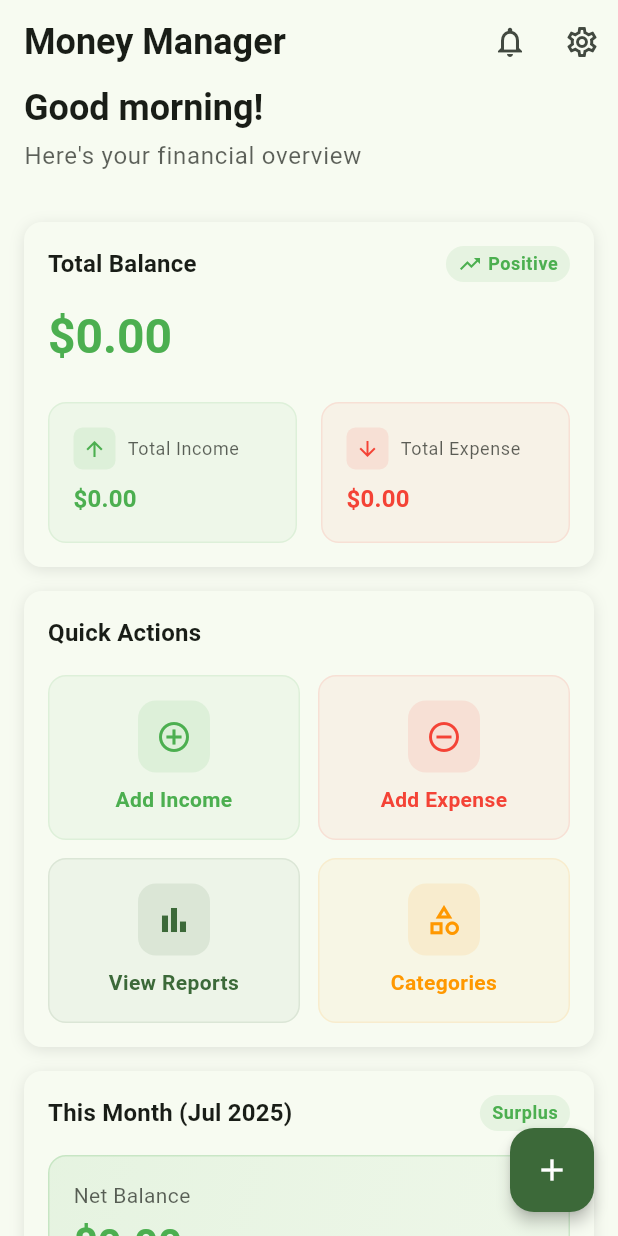
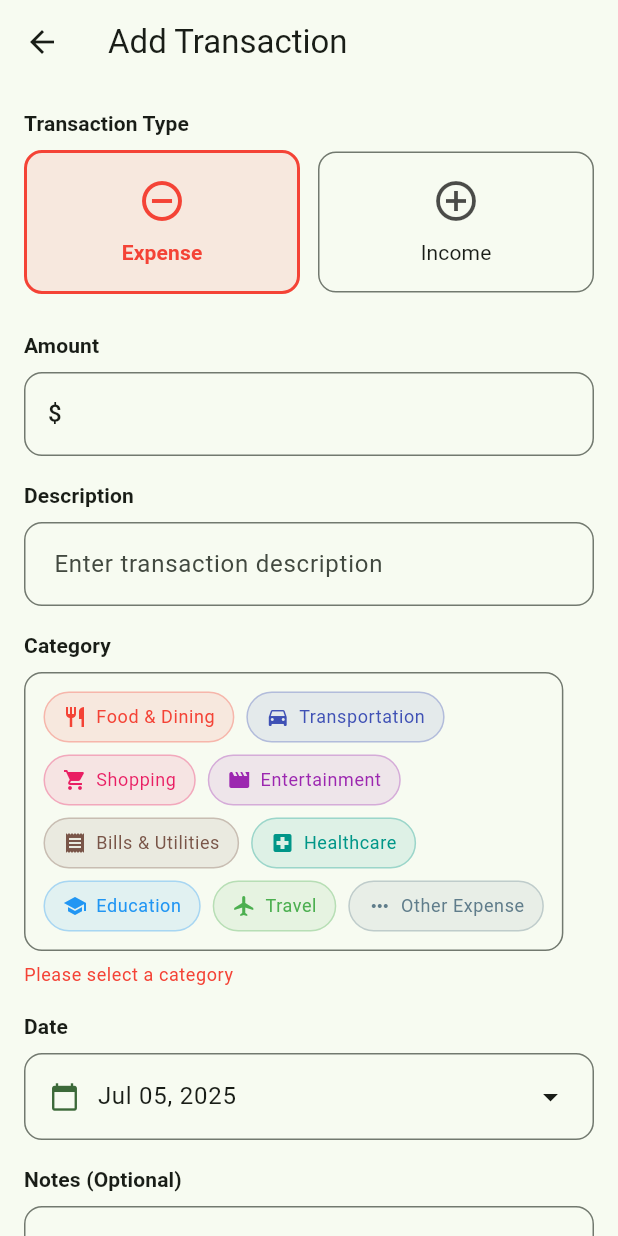
Before and after one commit to A-radman9/money_manager, a Flutter app: the screen it shows after launch, after a tap on the "add" icon, on a phone screen of 412 x 824 dp. Run offline on Flutter 3.47's test engine with Material 3 defaults, Android fonts, the phone set to English and light mode, and no system bars; our stand-ins replace dartz, equatable, flutter_bloc, sqflite; accounts and stored records are empty.

Commit message:
Implement add transaction functionality with form validation, category selection, and navigation

```diff
--- a/lib/presentation/views/dashboard/dashboard_screen.dart
+++ b/lib/presentation/views/dashboard/dashboard_screen.dart
@@ -5,6 +5,7 @@ import '../../view_models/dashboard/dashboard_state.dart';
 import '../../widgets/custom_button.dart';
 import '../../widgets/loading_and_empty_states.dart';
 import '../../../core/constants/app_constants.dart';
+import '../transaction/add_transaction_screen.dart';
 import 'widgets/balance_overview_card.dart';
 import 'widgets/quick_actions_card.dart';
 import 'widgets/recent_transactions_card.dart';
@@ -203,8 +204,17 @@ class _DashboardScreenState extends State<DashboardScreen> {
         },
       ),
       floatingActionButton: FloatingActionButtonCustom(
-        onPressed: () {
-          // TODO: Navigate to add transaction screen
+        onPressed: () async {
+          final result = await Navigator.of(context).push<bool>(
+            MaterialPageRoute(
+              builder: (context) => const AddTransactionScreen(),
+            ),
+          );
+
+          // Refresh dashboard if transaction was added
+          if (result == true) {
+            _loadDashboardData();
+          }
         },
         icon: Icons.add,
         tooltip: 'Add Transaction',
--- a/lib/presentation/views/dashboard/widgets/quick_actions_card.dart
+++ b/lib/presentation/views/dashboard/widgets/quick_actions_card.dart
@@ -1,5 +1,6 @@
 import 'package:flutter/material.dart';
 import '../../../widgets/custom_card.dart';
+import '../../transaction/add_transaction_screen.dart';
 
 class QuickActionsCard extends StatelessWidget {
   const QuickActionsCard({super.key});
@@ -29,7 +30,11 @@ class QuickActionsCard extends StatelessWidget {
                   Icons.add_circle_outline,
                   Colors.green,
                   () {
-                    // TODO: Navigate to add income screen
+                    Navigator.of(context).push(
+                      MaterialPageRoute(
+                        builder: (context) => const AddTransactionScreen(),
+                      ),
+                    );
                   },
                 ),
               ),
@@ -41,7 +46,11 @@ class QuickActionsCard extends StatelessWidget {
                   Icons.remove_circle_outline,
                   Colors.red,
                   () {
-                    // TODO: Navigate to add expense screen
+                    Navigator.of(context).push(
+                      MaterialPageRoute(
+                        builder: (context) => const AddTransactionScreen(),
+                      ),
+                    );
                   },
                 ),
               ),
--- /dev/null
+++ b/lib/presentation/views/transaction/add_transaction_screen.dart
@@ -0,0 +1,426 @@
+import 'package:flutter/material.dart';
+import 'package:flutter_bloc/flutter_bloc.dart';
+import '../../view_models/transaction/transaction_cubit.dart';
+import '../../view_models/transaction/transaction_state.dart';
+import '../../view_models/category/category_cubit.dart';
+import '../../view_models/category/category_state.dart';
+import '../../widgets/custom_input_field.dart';
+import '../../widgets/custom_date_picker.dart';
+import '../../widgets/custom_button.dart';
+import '../../../domain/entities/category.dart';
+import '../../../core/constants/app_constants.dart';
+import '../../../core/utils/currency_utils.dart';
+
+class AddTransactionScreen extends StatefulWidget {
+  const AddTransactionScreen({super.key});
+
+  @override
+  State<AddTransactionScreen> createState() => _AddTransactionScreenState();
+}
+
+class _AddTransactionScreenState extends State<AddTransactionScreen> {
+  final _formKey = GlobalKey<FormState>();
+  final _descriptionController = TextEditingController();
+  final _amountController = TextEditingController();
+  final _notesController = TextEditingController();
+
+  String _selectedType = AppConstants.expenseType;
+  Category? _selectedCategory;
+  DateTime _selectedDate = DateTime.now();
+  bool _isLoading = false;
+
+  @override
+  void initState() {
+    super.initState();
+    _loadCategories();
+  }
+
+  void _loadCategories() {
+    context.read<CategoryCubit>().loadCategoriesByType(_selectedType);
+  }
+
+  @override
+  void dispose() {
+    _descriptionController.dispose();
+    _amountController.dispose();
+    _notesController.dispose();
+    super.dispose();
+  }
+
+  @override
+  Widget build(BuildContext context) {
+    final theme = Theme.of(context);
+
+    return Scaffold(
+      appBar: AppBar(
+        title: const Text('Add Transaction'),
+        backgroundColor: Colors.transparent,
+        elevation: 0,
+      ),
+      body: MultiBlocListener(
+        listeners: [
+          BlocListener<TransactionCubit, TransactionState>(
+            listener: (context, state) {
+              if (state is TransactionAdded) {
+                setState(() => _isLoading = false);
+                ScaffoldMessenger.of(context).showSnackBar(
+                  const SnackBar(
+                    content: Text('Transaction added successfully!'),
+                    backgroundColor: Colors.green,
+                  ),
+                );
+                Navigator.of(context).pop(true); // Return true to indicate success
+              } else if (state is TransactionError) {
+                setState(() => _isLoading = false);
+                ScaffoldMessenger.of(context).showSnackBar(
+                  SnackBar(
+                    content: Text(state.message),
+                    backgroundColor: Colors.red,
+                  ),
+                );
+              } else if (state is TransactionOperationLoading) {
+                setState(() => _isLoading = true);
+              }
+            },
+          ),
+        ],
+        child: Form(
+          key: _formKey,
+          child: SingleChildScrollView(
+            padding: const EdgeInsets.all(16.0),
+            child: Column(
+              crossAxisAlignment: CrossAxisAlignment.start,
+              children: [
+                // Transaction Type Selector
+                _buildTypeSelector(),
+                const SizedBox(height: 24.0),
+
+                // Amount Input
+                AmountInputField(
+                  label: 'Amount',
+                  controller: _amountController,
+                  validator: (value) {
+                    if (value == null || value.isEmpty) {
+                      return 'Please enter an amount';
+                    }
+                    if (!CurrencyUtils.isValidAmount(value)) {
+                      return 'Please enter a valid amount';
+                    }
+                    return null;
+                  },
+                ),
+                const SizedBox(height: 16.0),
+
+                // Description Input
+                CustomInputField(
+                  label: 'Description',
+                  controller: _descriptionController,
+                  hint: 'Enter transaction description',
+                  validator: (value) {
+                    if (value == null || value.isEmpty) {
+                      return 'Please enter a description';
+                    }
+                    return null;
+                  },
+                ),
+                const SizedBox(height: 16.0),
+
+                // Category Selection
+                _buildCategorySelector(),
+                const SizedBox(height: 16.0),
+
+                // Date Picker
+                CustomDatePicker(
+                  label: 'Date',
+                  selectedDate: _selectedDate,
+                  onDateSelected: (date) {
+                    setState(() {
+                      _selectedDate = date;
+                    });
+                  },
+                ),
+                const SizedBox(height: 16.0),
+
+                // Notes Input
+                CustomInputField(
+                  label: 'Notes (Optional)',
+                  controller: _notesController,
+                  hint: 'Add any additional notes',
+                  maxLines: 3,
+                ),
+                const SizedBox(height: 32.0),
+
+                // Save Button
+                SizedBox(
+                  width: double.infinity,
+                  child: CustomButton(
+                    text: 'Save Transaction',
+                    onPressed: _isLoading ? null : _saveTransaction,
+                    isLoading: _isLoading,
+                    backgroundColor: _selectedType == AppConstants.incomeType
+                        ? Colors.green
+                        : Colors.red,
+                  ),
+                ),
+              ],
+            ),
+          ),
+        ),
+      ),
+    );
+  }
+
+  Widget _buildTypeSelector() {
+    return Column(
+      crossAxisAlignment: CrossAxisAlignment.start,
+      children: [
+        Text(
+          'Transaction Type',
+          style: Theme.of(context).textTheme.titleSmall?.copyWith(
+            fontWeight: FontWeight.w600,
+          ),
+        ),
+        const SizedBox(height: 8.0),
+        Row(
+          children: [
+            Expanded(
+              child: _buildTypeOption(
+                AppConstants.expenseType,
+                'Expense',
+                Icons.remove_circle_outline,
+                Colors.red,
+              ),
+            ),
+            const SizedBox(width: 12.0),
+            Expanded(
+              child: _buildTypeOption(
+                AppConstants.incomeType,
+                'Income',
+                Icons.add_circle_outline,
+                Colors.green,
+              ),
+            ),
+          ],
+        ),
+      ],
+    );
+  }
+
+  Widget _buildTypeOption(String type, String label, IconData icon, Color color) {
+    final isSelected = _selectedType == type;
+    final theme = Theme.of(context);
+
+    return InkWell(
+      onTap: () {
+        setState(() {
+          _selectedType = type;
+          _selectedCategory = null; // Reset category when type changes
+        });
+        _loadCategories();
+      },
+      borderRadius: BorderRadius.circular(12.0),
+      child: Container(
+        padding: const EdgeInsets.all(16.0),
+        decoration: BoxDecoration(
+          color: isSelected ? color.withOpacity(0.1) : theme.cardColor,
+          borderRadius: BorderRadius.circular(12.0),
+          border: Border.all(
+            color: isSelected ? color : theme.dividerColor,
+            width: isSelected ? 2.0 : 1.0,
+          ),
+        ),
+        child: Column(
+          children: [
+            Icon(
+              icon,
+              color: isSelected ? color : theme.iconTheme.color?.withOpacity(0.7),
+              size: 32.0,
+            ),
+            const SizedBox(height: 8.0),
+            Text(
+              label,
+              style: theme.textTheme.titleSmall?.copyWith(
+                color: isSelected ? color : theme.textTheme.titleSmall?.color,
+                fontWeight: isSelected ? FontWeight.bold : FontWeight.normal,
+              ),
+            ),
+          ],
+        ),
+      ),
+    );
+  }
+
+  Widget _buildCategorySelector() {
+    return Column(
+      crossAxisAlignment: CrossAxisAlignment.start,
+      children: [
+        Text(
+          'Category',
+          style: Theme.of(context).textTheme.titleSmall?.copyWith(
+            fontWeight: FontWeight.w600,
+          ),
+        ),
+        const SizedBox(height: 8.0),
+        BlocBuilder<CategoryCubit, CategoryState>(
+          builder: (context, state) {
+            if (state is CategoryLoading) {
+              return const SizedBox(
+                height: 60.0,
+                child: Center(child: CircularProgressIndicator()),
+              );
+            }
+
+            if (state is CategoryError) {
+              return Container(
+                padding: const EdgeInsets.all(16.0),
+                decoration: BoxDecoration(
+                  color: Colors.red.withOpacity(0.1),
+                  borderRadius: BorderRadius.circular(12.0),
+                ),
+                child: Text(
+                  'Error loading categories: ${state.message}',
+                  style: const TextStyle(color: Colors.red),
+                ),
+              );
+            }
+
+            if (state is CategoryLoaded) {
+              final categories = state.categories;
+
+              if (categories.isEmpty) {
+                return Container(
+                  padding: const EdgeInsets.all(16.0),
+                  decoration: BoxDecoration(
+                    color: Theme.of(context).cardColor,
+                    borderRadius: BorderRadius.circular(12.0),
+                    border: Border.all(color: Theme.of(context).dividerColor),
+                  ),
+                  child: const Text('No categories available'),
+                );
+              }
+
+              return Container(
+                padding: const EdgeInsets.all(12.0),
+                decoration: BoxDecoration(
+                  color: Theme.of(context).cardColor,
+                  borderRadius: BorderRadius.circular(12.0),
+                  border: Border.all(color: Theme.of(context).dividerColor),
+                ),
+                child: Wrap(
+                  spacing: 8.0,
+                  runSpacing: 8.0,
+                  children: categories.map((category) {
+                    final isSelected = _selectedCategory?.id == category.id;
+                    return _buildCategoryChip(category, isSelected);
+                  }).toList(),
+                ),
+              );
+            }
+
+            return const SizedBox.shrink();
+          },
+        ),
+        if (_selectedCategory == null)
+          Padding(
+            padding: const EdgeInsets.only(top: 8.0),
+            child: Text(
+              'Please select a category',
+              style: Theme.of(context).textTheme.bodySmall?.copyWith(
+                color: Colors.red,
+              ),
+            ),
+          ),
+      ],
+    );
+  }
+
+  Widget _buildCategoryChip(Category category, bool isSelected) {
+    final color = Color(category.color);
+
+    return InkWell(
+      onTap: () {
+        setState(() {
+          _selectedCategory = category;
+        });
+      },
+      borderRadius: BorderRadius.circular(20.0),
+      child: Container(
+        padding: const EdgeInsets.symmetric(horizontal: 12.0, vertical: 8.0),
+        decoration: BoxDecoration(
+          color: isSelected ? color.withOpacity(0.2) : color.withOpacity(0.1),
+          borderRadius: BorderRadius.circular(20.0),
+          border: Border.all(
+            color: isSelected ? color : color.withOpacity(0.3),
+            width: isSelected ? 2.0 : 1.0,
+          ),
+        ),
+        child: Row(
+          mainAxisSize: MainAxisSize.min,
+          children: [
+            Icon(
+              _getIconData(category.icon),
+              size: 16.0,
+              color: color,
+            ),
+            const SizedBox(width: 6.0),
+            Text(
+              category.name,
+              style: Theme.of(context).textTheme.bodySmall?.copyWith(
+                color: color,
+                fontWeight: isSelected ? FontWeight.bold : FontWeight.normal,
+              ),
+            ),
+          ],
+        ),
+      ),
+    );
+  }
+
+  IconData _getIconData(String iconName) {
+    // Map icon names to IconData
+    switch (iconName) {
+      case 'work': return Icons.work;
+      case 'computer': return Icons.computer;
+      case 'trending_up': return Icons.trending_up;
+      case 'card_giftcard': return Icons.card_giftcard;
+      case 'attach_money': return Icons.attach_money;
+      case 'restaurant': return Icons.restaurant;
+      case 'directions_car': return Icons.directions_car;
+      case 'shopping_cart': return Icons.shopping_cart;
+      case 'movie': return Icons.movie;
+      case 'receipt': return Icons.receipt;
+      case 'local_hospital': return Icons.local_hospital;
+      case 'school': return Icons.school;
+      case 'flight': return Icons.flight;
+      case 'more_horiz': return Icons.more_horiz;
+      default: return Icons.category;
+    }
+  }
+
+  void _saveTransaction() {
+    if (!_formKey.currentState!.validate()) {
+      return;
+    }
+
+    if (_selectedCategory == null) {
+      ScaffoldMessenger.of(context).showSnackBar(
+        const SnackBar(
+          content: Text('Please select a category'),
+          backgroundColor: Colors.red,
+        ),
+      );
+      return;
+    }
+
+    final amount = CurrencyUtils.parseAmount(_amountController.text);
+
+    context.read<TransactionCubit>().addTransaction(
+      amount: amount,
+      description: _descriptionController.text.trim(),
+      categoryId: _selectedCategory!.id!,
+      type: _selectedType,
+      date: _selectedDate,
+      notes: _notesController.text.trim().isEmpty ? null : _notesController.text.trim(),
+    );
+  }
+}
```
